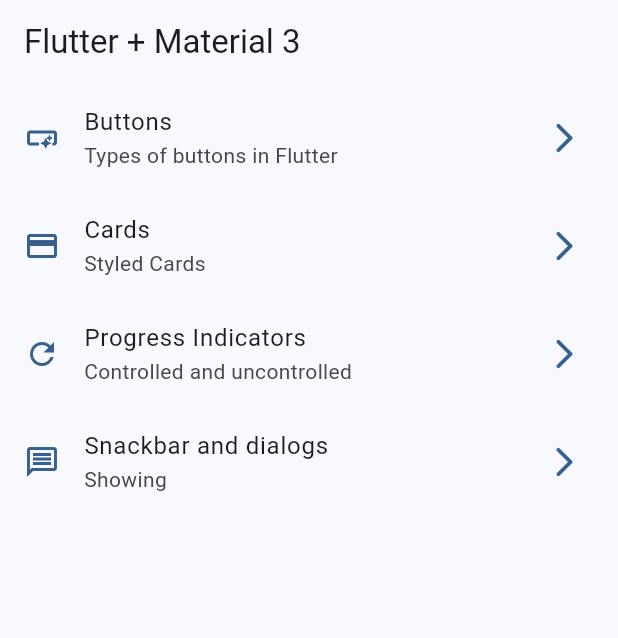
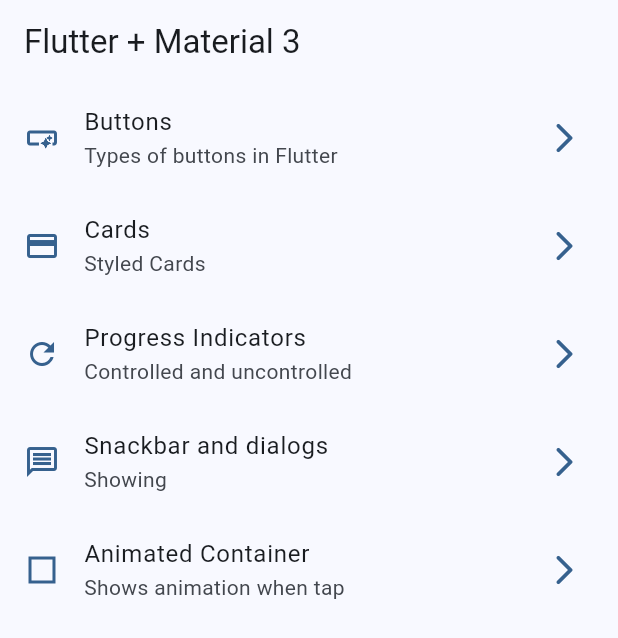
Before and after one commit to FocusTvi/widgets_app, a Flutter app: the screen it shows after launch, on a phone screen of 412 x 824 dp. Shown: the top 638 px of the screen. Run offline on Flutter 3.47's test engine with Material 2 defaults, Android fonts, the phone set to English and light mode, and no system bars; our stand-ins replace go_router.

Commit message:
animated container done!

```diff
--- a/lib/config/menu/menu_items.dart
+++ b/lib/config/menu/menu_items.dart
@@ -34,4 +34,9 @@ const appMenuItems = <MenuItem>[
       subTitle: "Showing",
       link: "/snackbar",
       icon: Icons.message_outlined),
+  MenuItem(
+      title: "Animated Container",
+      subTitle: "Shows animation when tap",
+      link: "/animated_container",
+      icon: Icons.square_outlined),
 ];
--- a/lib/config/router/app_router.dart
+++ b/lib/config/router/app_router.dart
@@ -30,5 +30,9 @@ final appRouter = GoRouter(initialLocation: "/", routes: [
     path: "/ui_controls",
     builder: (context, state) => const UiControlsScreen(),
   ),
+   GoRoute(
+    path: "/animated_container",
+    builder: (context, state) => const AnimatedContainerScreen(),
+  ),
 
 ]);
--- a/lib/presentation/screens/screens.dart
+++ b/lib/presentation/screens/screens.dart
@@ -1,8 +1,8 @@
+export 'package:widgets_app/presentation/screens/animated_container/animated_container_screen.dart';
 export 'package:widgets_app/presentation/screens/infinite_scroll/infinite_scroll_screen.dart';
 export 'package:widgets_app/presentation/screens/progress/progress_screen.dart';
 export 'package:widgets_app/presentation/screens/snackbar/snackbar_screen.dart';
 export 'package:widgets_app/presentation/screens/ui_controls/ui_controls_screen.dart';
-
 export 'package:widgets_app/presentation/screens/buttons/buttons_screen.dart';
 export 'package:widgets_app/presentation/screens/home/home_screen.dart';
 export 'package:widgets_app/presentation/screens/cards/cards_screen.dart';
```
Also changed, not shown: lib/presentation/screens/animated_container/animated_container_screen.dart (added, +67 -0 lines).
